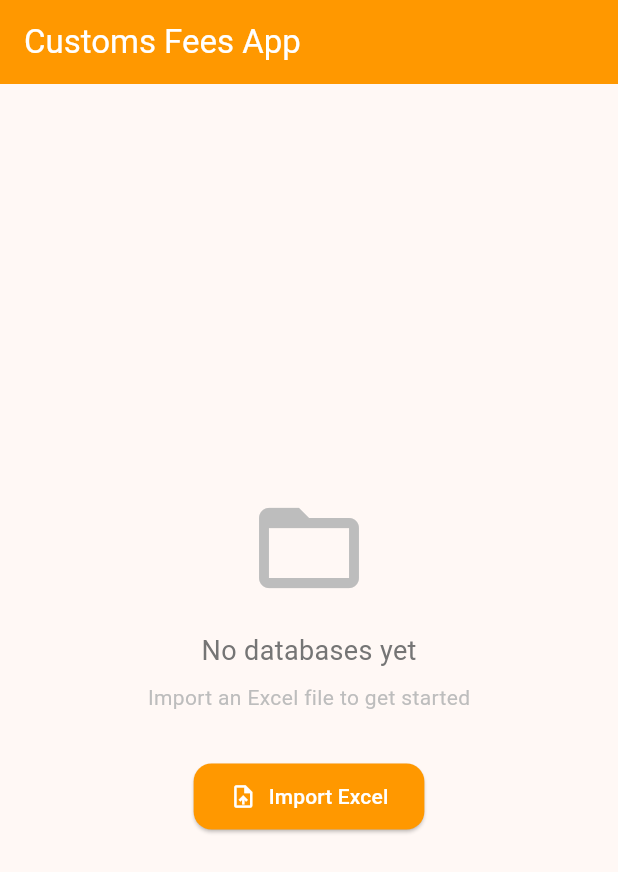
After one commit to AhmadAlhaj7/customs-fees-app, a Flutter app: the screen it shows after launch, after a tap on "Import Excel", on a phone screen of 412 x 824 dp. The commit adds this screen. Shown: the top 872 px of the screen. Run offline on Flutter 3.47's test engine with Material 3 defaults, Android fonts, the phone set to English and light mode, and no system bars; our stand-ins replace file_picker, open_filex, sqflite; missing offline and left inert: excel; accounts and stored records are empty.

Commit message:
first completed version

```diff
--- a/lib/Database/db_helper.dart
+++ b/lib/Database/db_helper.dart
@@ -1,32 +1,43 @@
 import 'package:sqflite/sqflite.dart';
 import 'package:path/path.dart';
 import '../models/product.dart';
+import '../models/database_model.dart';
 
 class DBHelper {
   static Database? _database;
 
-  // Get the database (create it if it doesn't exist)
   static Future<Database> getDatabase() async {
     if (_database != null) return _database!;
     _database = await _initDatabase();
     return _database!;
   }
 
-  // Initialize the database
   static Future<Database> _initDatabase() async {
     String path = join(await getDatabasesPath(), 'customs_fees.db');
     return await openDatabase(
       path,
       version: 1,
-      onCreate: _createTable,
+      onCreate: _createTables,
     );
   }
 
-  // Create the products table
-  static Future<void> _createTable(Database db, int version) async {
+  static Future<void> _createTables(Database db, int version) async {
+    // Table for databases (each imported Excel file)
+    await db.execute('''
+      CREATE TABLE databases (
+        id INTEGER PRIMARY KEY AUTOINCREMENT,
+        name TEXT NOT NULL,
+        fileName TEXT NOT NULL,
+        createdAt TEXT NOT NULL,
+        itemCount INTEGER DEFAULT 0
+      )
+    ''');
+
+    // Table for products (linked to a database by databaseId)
     await db.execute('''
       CREATE TABLE products (
         id INTEGER PRIMARY KEY AUTOINCREMENT,
+        databaseId INTEGER NOT NULL,
         itemNumber TEXT NOT NULL,
         itemName TEXT NOT NULL,
         description TEXT NOT NULL,
@@ -34,36 +45,88 @@ class DBHelper {
         serviceFee REAL NOT NULL,
         totalFee REAL NOT NULL,
         commercialName TEXT NOT NULL,
-        imagePath TEXT
+        imagePath TEXT,
+        FOREIGN KEY (databaseId) REFERENCES databases (id)
       )
     ''');
   }
 
-  // INSERT a new product
+  // ─── DATABASE OPERATIONS ───────────────────────────────
+
+  static Future<int> insertDatabase(DatabaseModel dbModel) async {
+    final db = await getDatabase();
+    return await db.insert('databases', dbModel.toMap());
+  }
+
+  static Future<List<DatabaseModel>> getAllDatabases() async {
+    final db = await getDatabase();
+    final List<Map<String, dynamic>> maps = await db.query(
+      'databases',
+      orderBy: 'createdAt DESC',
+    );
+    return maps.map((map) => DatabaseModel.fromMap(map)).toList();
+  }
+
+  static Future<void> updateDatabaseItemCount(int databaseId) async {
+    final db = await getDatabase();
+    final result = await db.rawQuery(
+      'SELECT COUNT(*) as count FROM products WHERE databaseId = ?',
+      [databaseId],
+    );
+    final count = Sqflite.firstIntValue(result) ?? 0;
+    await db.update(
+      'databases',
+      {'itemCount': count},
+      where: 'id = ?',
+      whereArgs: [databaseId],
+    );
+  }
+
+  static Future<void> deleteDatabase(int databaseId) async {
+    final db = await getDatabase();
+    await db.delete('products', where: 'databaseId = ?', whereArgs: [databaseId]);
+    await db.delete('databases', where: 'id = ?', whereArgs: [databaseId]);
+  }
+
+  // ─── PRODUCT OPERATIONS ────────────────────────────────
+
+  static Future<void> insertProducts(List<Product> products) async {
+    final db = await getDatabase();
+    final batch = db.batch();
+    for (final product in products) {
+      batch.insert('products', product.toMap());
+    }
+    await batch.commit(noResult: true);
+  }
+
   static Future<int> insertProduct(Product product) async {
     final db = await getDatabase();
-    return await db.insert('products', product.toMap());
+    final id = await db.insert('products', product.toMap());
+    await updateDatabaseItemCount(product.databaseId);
+    return id;
   }
 
-  // GET all products
-  static Future<List<Product>> getAllProducts() async {
-    final db = await getDatabase();
-    final List<Map<String, dynamic>> maps = await db.query('products');
-    return maps.map((map) => Product.fromMap(map)).toList();
-  }
-
-  // SEARCH product by item number
-  static Future<List<Product>> searchByItemNumber(String itemNumber) async {
+  static Future<List<Product>> getProductsByDatabase(int databaseId) async {
     final db = await getDatabase();
     final List<Map<String, dynamic>> maps = await db.query(
       'products',
-      where: 'itemNumber LIKE ?',
-      whereArgs: ['%$itemNumber%'],
+      where: 'databaseId = ?',
+      whereArgs: [databaseId],
     );
     return maps.map((map) => Product.fromMap(map)).toList();
   }
 
-  // UPDATE an existing product
+  static Future<List<Product>> searchProducts(
+      int databaseId, String query) async {
+    final db = await getDatabase();
+    final List<Map<String, dynamic>> maps = await db.query(
+      'products',
+      where: 'databaseId = ? AND (itemNumber LIKE ? OR commercialName LIKE ?)',
+      whereArgs: [databaseId, '%$query%', '%$query%'],
+    );
+    return maps.map((map) => Product.fromMap(map)).toList();
+  }
+
   static Future<int> updateProduct(Product product) async {
     final db = await getDatabase();
     return await db.update(
@@ -74,13 +137,9 @@ class DBHelper {
     );
   }
 
-  // DELETE a product
-  static Future<int> deleteProduct(int id) async {
+  static Future<void> deleteProduct(int id, int databaseId) async {
     final db = await getDatabase();
-    return await db.delete(
-      'products',
-      where: 'id = ?',
-      whereArgs: [id],
-    );
+    await db.delete('products', where: 'id = ?', whereArgs: [id]);
+    await updateDatabaseItemCount(databaseId);
   }
 }
--- a/lib/Models/Product.dart
+++ b/lib/Models/Product.dart
@@ -1,5 +1,6 @@
 class Product {
   int? id;
+  int databaseId;
   String itemNumber;
   String itemName;
   String description;
@@ -11,6 +12,7 @@ class Product {
 
   Product({
     this.id,
+    required this.databaseId,
     required this.itemNumber,
     required this.itemName,
     required this.description,
@@ -21,10 +23,10 @@ class Product {
     this.imagePath,
   });
 
-  // Convert a Product into a Map (for saving to database)
   Map<String, dynamic> toMap() {
     return {
       'id': id,
+      'databaseId': databaseId,
       'itemNumber': itemNumber,
       'itemName': itemName,
       'description': description,
@@ -36,10 +38,10 @@ class Product {
     };
   }
 
-  // Convert a Map into a Product (for reading from database)
   factory Product.fromMap(Map<String, dynamic> map) {
     return Product(
       id: map['id'],
+      databaseId: map['databaseId'],
       itemNumber: map['itemNumber'],
       itemName: map['itemName'],
       description: map['description'],
--- /dev/null
+++ b/lib/Models/database_model.dart
@@ -0,0 +1,35 @@
+class DatabaseModel {
+  int? id;
+  String name;
+  String fileName;
+  DateTime createdAt;
+  int itemCount;
+
+  DatabaseModel({
+    this.id,
+    required this.name,
+    required this.fileName,
+    required this.createdAt,
+    this.itemCount = 0,
+  });
+
+  Map<String, dynamic> toMap() {
+    return {
+      'id': id,
+      'name': name,
+      'fileName': fileName,
+      'createdAt': createdAt.toIso8601String(),
+      'itemCount': itemCount,
+    };
+  }
+
+  factory DatabaseModel.fromMap(Map<String, dynamic> map) {
+    return DatabaseModel(
+      id: map['id'],
+      name: map['name'],
+      fileName: map['fileName'],
+      createdAt: DateTime.parse(map['createdAt']),
+      itemCount: map['itemCount'] ?? 0,
+    );
+  }
+}
--- /dev/null
+++ b/lib/Screens/databases_screen.dart
@@ -0,0 +1,218 @@
+import 'package:flutter/material.dart';
+import '../models/database_model.dart';
+import '../database/db_helper.dart';
+import '../services/excel_service.dart';
+import 'home_screen.dart';
+
+class DatabasesScreen extends StatefulWidget {
+  const DatabasesScreen({super.key});
+
+  @override
+  State<DatabasesScreen> createState() => _DatabasesScreenState();
+}
+
+class _DatabasesScreenState extends State<DatabasesScreen> {
+  List<DatabaseModel> _databases = [];
+  bool _isLoading = false;
+  bool _isImporting = false;
+
+  @override
+  void initState() {
+    super.initState();
+    _loadDatabases();
+  }
+
+  Future<void> _loadDatabases() async {
+    setState(() => _isLoading = true);
+    final databases = await DBHelper.getAllDatabases();
+    setState(() {
+      _databases = databases;
+      _isLoading = false;
+    });
+  }
+
+  Future<void> _importExcel() async {
+    setState(() => _isImporting = true);
+    try {
+      final dbModel = await ExcelService.importExcel();
+      if (dbModel != null) {
+        await _loadDatabases();
+        if (mounted) {
+          ScaffoldMessenger.of(context).showSnackBar(
+            SnackBar(
+              content: Text(
+                  '✅ Imported ${dbModel.itemCount} items from ${dbModel.fileName}'),
+              backgroundColor: Colors.green,
+            ),
+          );
+        }
+      }
+    } catch (e) {
+      if (mounted) {
+        ScaffoldMessenger.of(context).showSnackBar(
+          SnackBar(
+            content: Text('❌ Import failed: $e'),
+            backgroundColor: Colors.red,
+          ),
+        );
+      }
+    }
+    setState(() => _isImporting = false);
+  }
+
+  Future<void> _deleteDatabase(DatabaseModel dbModel) async {
+    final confirm = await showDialog<bool>(
+      context: context,
+      builder: (context) => AlertDialog(
+        title: const Text('Delete Database'),
+        content: Text(
+            'Are you sure you want to delete "${dbModel.name}" and all its items?'),
+        actions: [
+          TextButton(
+            onPressed: () => Navigator.pop(context, false),
+            child: const Text('Cancel'),
+          ),
+          TextButton(
+            onPressed: () => Navigator.pop(context, true),
+            child:
+                const Text('Delete', style: TextStyle(color: Colors.red)),
+          ),
+        ],
+      ),
+    );
+    if (confirm == true) {
+      await DBHelper.deleteDatabase(dbModel.id!);
+      await _loadDatabases();
+      if (mounted) {
+        ScaffoldMessenger.of(context).showSnackBar(
+          const SnackBar(content: Text('Database deleted')),
+        );
+      }
+    }
+  }
+
+  @override
+  Widget build(BuildContext context) {
+    return Scaffold(
+      appBar: AppBar(
+        title: const Text('Customs Fees App'),
+        backgroundColor: Colors.orange,
+        foregroundColor: Colors.white,
+      ),
+      body: _isLoading
+          ? const Center(child: CircularProgressIndicator())
+          : _databases.isEmpty
+              ? Center(
+                  child: Column(
+                    mainAxisAlignment: MainAxisAlignment.center,
+                    children: [
+                      Icon(Icons.folder_open,
+                          size: 80, color: Colors.grey[400]),
+                      const SizedBox(height: 16),
+                      Text(
+                        'No databases yet',
+                        style: TextStyle(
+                            fontSize: 18, color: Colors.grey[600]),
+                      ),
+                      const SizedBox(height: 8),
+                      Text(
+                        'Import an Excel file to get started',
+                        style: TextStyle(color: Colors.grey[400]),
+                      ),
+                      const SizedBox(height: 32),
+                      ElevatedButton.icon(
+                        style: ElevatedButton.styleFrom(
+                          backgroundColor: Colors.orange,
+                          foregroundColor: Colors.white,
+                          padding: const EdgeInsets.symmetric(
+                              horizontal: 24, vertical: 12),
+                          shape: RoundedRectangleBorder(
+                            borderRadius: BorderRadius.circular(12),
+                          ),
+                        ),
+                        onPressed: _isImporting ? null : _importExcel,
+                        icon: _isImporting
+                            ? const SizedBox(
+                                width: 20,
+                                height: 20,
+                                child: CircularProgressIndicator(
+                                    color: Colors.white, strokeWidth: 2),
+                              )
+                            : const Icon(Icons.upload_file),
+                        label: Text(
+                            _isImporting ? 'Importing...' : 'Import Excel'),
+                      ),
+                    ],
+                  ),
+                )
+              : ListView.builder(
+                  padding: const EdgeInsets.all(12),
+                  itemCount: _databases.length,
+                  itemBuilder: (context, index) {
+                    final db = _databases[index];
+                    return Card(
+                      margin: const EdgeInsets.only(bottom: 12),
+                      shape: RoundedRectangleBorder(
+                        borderRadius: BorderRadius.circular(12),
+                      ),
+                      child: ListTile(
+                        contentPadding: const EdgeInsets.symmetric(
+                            horizontal: 16, vertical: 8),
+                        leading: Container(
+                          width: 50,
+                          height: 50,
+                          decoration: BoxDecoration(
+                            color: Colors.orange.withOpacity(0.1),
+                            borderRadius: BorderRadius.circular(10),
+                          ),
+                          child: const Icon(Icons.folder,
+                              color: Colors.orange, size: 30),
+                        ),
+                        title: Text(
+                          db.name,
+                          style: const TextStyle(fontWeight: FontWeight.bold),
+                        ),
+                        subtitle: Text(
+                          '${db.itemCount} items • ${db.createdAt.day}/${db.createdAt.month}/${db.createdAt.year}',
+                          style: const TextStyle(color: Colors.grey),
+                        ),
+                        trailing: IconButton(
+                          icon: const Icon(Icons.delete_outline,
+                              color: Colors.red),
+                          onPressed: () => _deleteDatabase(db),
+                        ),
+                        onTap: () async {
+                          await Navigator.push(
+                            context,
+                            MaterialPageRoute(
+                              builder: (context) =>
+                                  HomeScreen(database: db),
+                            ),
+                          );
+                          _loadDatabases();
+                        },
+                      ),
+                    );
+                  },
+                ),
+      floatingActionButton: _databases.isEmpty
+          ? null
+          : FloatingActionButton.extended(
+              backgroundColor: Colors.orange,
+              onPressed: _isImporting ? null : _importExcel,
+              icon: _isImporting
+                  ? const SizedBox(
+                      width: 20,
+                      height: 20,
+                      child: CircularProgressIndicator(
+                          color: Colors.white, strokeWidth: 2),
+                    )
+                  : const Icon(Icons.upload_file, color: Colors.white),
+              label: Text(
+                _isImporting ? 'Importing...' : 'Import Excel',
+                style: const TextStyle(color: Colors.white),
+              ),
+            ),
+    );
+  }
+}
--- a/lib/main.dart
+++ b/lib/main.dart
@@ -1,7 +1,14 @@
 import 'package:flutter/material.dart';
-import 'screens/home_screen.dart';
+import 'package:sqflite/sqflite.dart';
+import 'screens/databases_screen.dart';
 
-void main() {
+void main() async {
+  WidgetsFlutterBinding.ensureInitialized();
+
+  // Delete old database so it recreates fresh
+  final dbPath = await getDatabasesPath();
+  await deleteDatabase('$dbPath/customs_fees.db');
+
   runApp(const MyApp());
 }
 
@@ -17,7 +24,7 @@ class MyApp extends StatelessWidget {
         colorScheme: ColorScheme.fromSeed(seedColor: Colors.orange),
         useMaterial3: true,
       ),
-      home: const HomeScreen(),
+      home: const DatabasesScreen(),
     );
   }
 }
--- a/lib/services/excel_service.dart
+++ b/lib/services/excel_service.dart
@@ -0,0 +1,139 @@
+import 'dart:io';
+import 'package:excel/excel.dart';
+import 'package:file_picker/file_picker.dart';
+import 'package:path_provider/path_provider.dart';
+import 'package:open_filex/open_filex.dart';
+import '../models/product.dart';
+import '../models/database_model.dart';
+import '../database/db_helper.dart';
+
+class ExcelService {
+  // ─── IMPORT ───────────────────────────────────────────
+
+  static Future<DatabaseModel?> importExcel() async {
+    // Step 1: Let user pick an Excel file
+    final result = await FilePicker.platform.pickFiles(
+      type: FileType.custom,
+      allowedExtensions: ['xlsx', 'xls'],
+    );
+
+    if (result == null || result.files.isEmpty) return null;
+
+    final file = result.files.first;
+    final bytes = file.bytes ?? File(file.path!).readAsBytesSync();
+
+    // Step 2: Parse the Excel file
+    final excel = Excel.decodeBytes(bytes);
+    final sheet = excel.tables[excel.tables.keys.first];
+
+    if (sheet == null) return null;
+
+    // Step 3: Create a new database entry
+    final dbModel = DatabaseModel(
+      name: file.name.replaceAll(RegExp(r'\.(xlsx|xls)$'), ''),
+      fileName: file.name,
+      createdAt: DateTime.now(),
+      itemCount: 0,
+    );
+
+    final databaseId = await DBHelper.insertDatabase(dbModel);
+
+    // Step 4: Read rows and convert to products
+    final List<Product> products = [];
+
+    for (int i = 1; i < sheet.maxRows; i++) {
+      final row = sheet.row(i);
+
+      if (row.isEmpty) continue;
+
+      String getString(int colIndex) {
+        if (colIndex >= row.length) return '';
+        final cell = row[colIndex];
+        if (cell == null || cell.value == null) return '';
+        return cell.value.toString().trim();
+      }
+
+      double getDouble(int colIndex) {
+        final str = getString(colIndex);
+        return double.tryParse(str) ?? 0.0;
+      }
+
+      final itemNumber = getString(2);      // Column C
+      final itemName = getString(3);        // Column D
+      final importFee = getDouble(4);       // Column E
+      final serviceFee = getDouble(5);      // Column F
+      final totalFee = getDouble(6);        // Column G
+      final commercialName = getString(11); // Column L
+
+      if (itemNumber.isEmpty) continue;
+
+      products.add(Product(
+        databaseId: databaseId,
+        itemNumber: itemNumber,
+        itemName: itemName,
+        description: itemName,
+        importFee: importFee,
+        serviceFee: serviceFee,
+        totalFee: totalFee,
+        commercialName: commercialName,
+      ));
+    }
+
+    // Step 5: Save all products in one batch
+    await DBHelper.insertProducts(products);
+    await DBHelper.updateDatabaseItemCount(databaseId);
+
+    dbModel.id = databaseId;
+    dbModel.itemCount = products.length;
+    return dbModel;
+  }
+
+  // ─── EXPORT ───────────────────────────────────────────
+
+  static Future<void> exportExcel(
+      DatabaseModel dbModel, List<Product> products) async {
+    // Step 1: Create Excel file
+    final excel = Excel.createExcel();
+    final sheet = excel['Products'];
+
+    // Step 2: Add header row
+    final headers = [
+      'البند الفرعي',
+      'اسم البند',
+      'رسم الاستيراد',
+      'بدل خدمات',
+      'رسم الاستيراد كامل',
+      'الاسم التجاري',
+    ];
+
+    for (int i = 0; i < headers.length; i++) {
+      sheet
+          .cell(CellIndex.indexByColumnRow(columnIndex: i, rowIndex: 0))
+          .value = TextCellValue(headers[i]);
+    }
+
+    // Step 3: Add product rows
+    for (int i = 0; i < products.length; i++) {
+      final p = products[i];
+      final rowIndex = i + 1;
+      sheet.cell(CellIndex.indexByColumnRow(columnIndex: 0, rowIndex: rowIndex)).value = TextCellValue(p.itemNumber);
+      sheet.cell(CellIndex.indexByColumnRow(columnIndex: 1, rowIndex: rowIndex)).value = TextCellValue(p.itemName);
+      sheet.cell(CellIndex.indexByColumnRow(columnIndex: 2, rowIndex: rowIndex)).value = DoubleCellValue(p.importFee);
+      sheet.cell(CellIndex.indexByColumnRow(columnIndex: 3, rowIndex: rowIndex)).value = DoubleCellValue(p.serviceFee);
+      sheet.cell(CellIndex.indexByColumnRow(columnIndex: 4, rowIndex: rowIndex)).value = DoubleCellValue(p.totalFee);
+      sheet.cell(CellIndex.indexByColumnRow(columnIndex: 5, rowIndex: rowIndex)).value = TextCellValue(p.commercialName);
+    }
+
+    // Step 4: Save file to device
+    final directory = await getApplicationDocumentsDirectory();
+    final filePath = '${directory.path}/${dbModel.name}_export.xlsx';
+    final fileBytes = excel.encode();
+    if (fileBytes == null) return;
+
+    final file = File(filePath);
+    await file.writeAsBytes(fileBytes);
+
+    // Step 5: Open the file
+    await OpenFilex.open(filePath);
+  }
+}
--- a/pubspec.yaml
+++ b/pubspec.yaml
@@ -38,7 +38,9 @@ dependencies:
   path: ^1.9.1
   excel: ^4.0.6
   permission_handler: ^12.0.1
-  share_plus: ^13.1.0
+  file_picker: 9.0.0
+  open_filex: ^4.7.0
+  path_provider: ^2.1.5
 
 dev_dependencies:
   flutter_test:
```
Also changed, not shown: lib/Screens/add_screen.dart (+21 -9 lines), lib/Screens/detail_screen.dart (+48 -18 lines), lib/Screens/home_screen.dart (+61 -26 lines).
